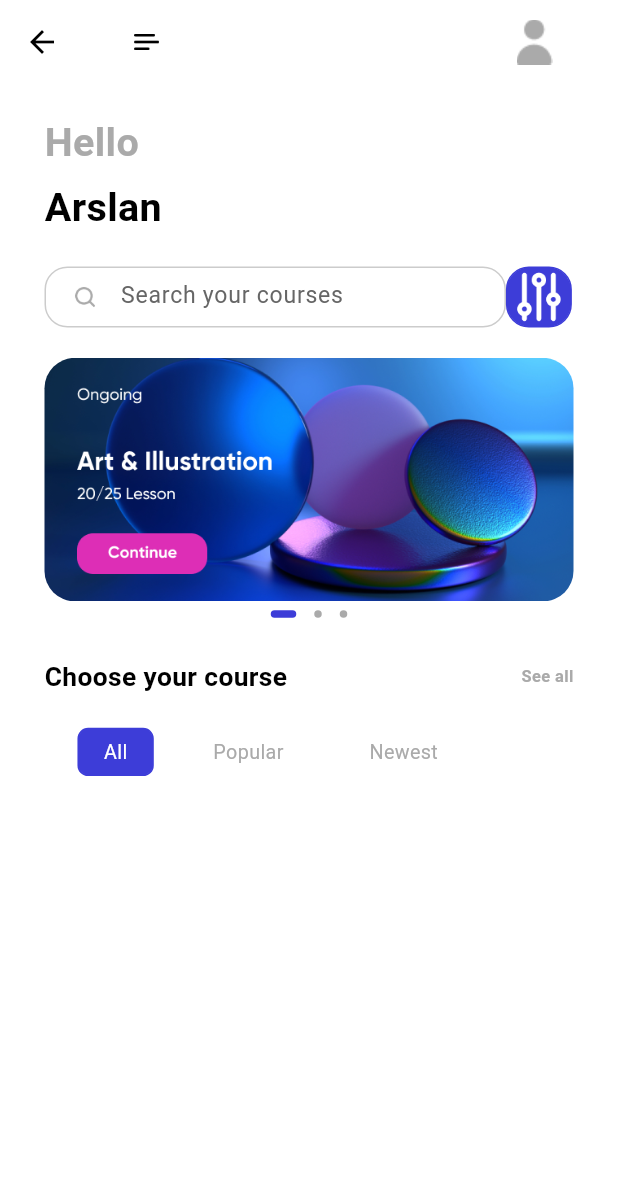
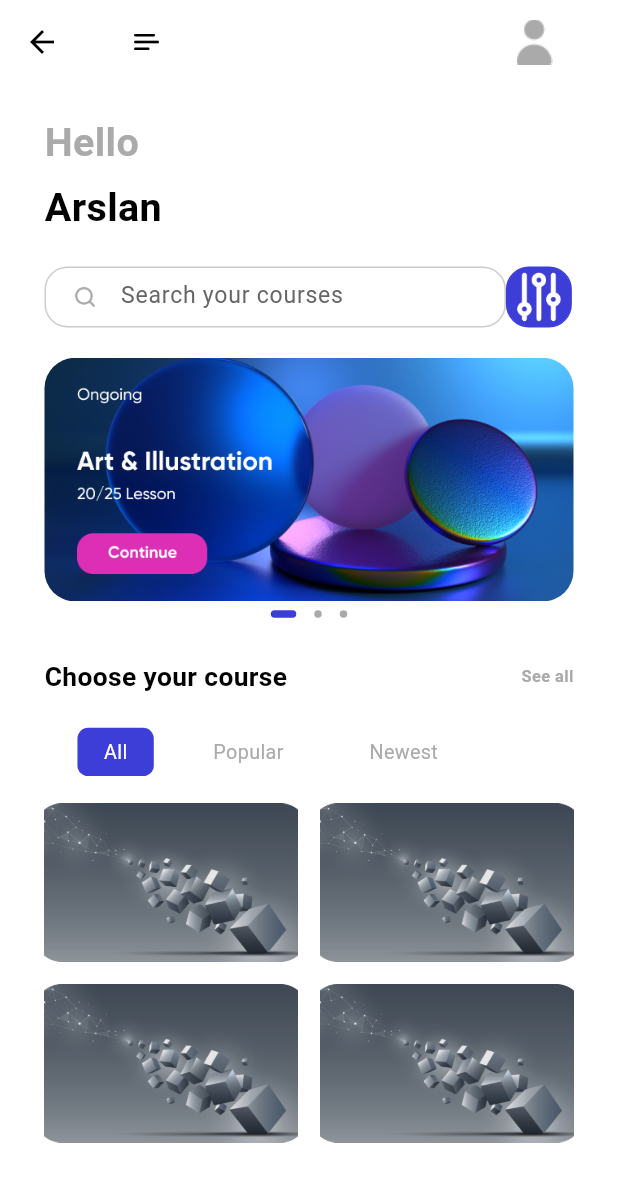
Before and after one commit to ArslanYousaf12/code-academy-app, a Flutter app: the HomePage screen opened directly, on a phone screen of 412 x 824 dp. Shown: the top 1182 px of the screen. Run offline on Flutter 3.47's test engine with Material 3 defaults, Android fonts, the phone set to English and light mode, and no system bars; drawn by our look-alikes of dots_indicator; our stand-ins replace cloud_firestore, firebase_auth, firebase_core, flutter_bloc, flutter_screenutil, fluttertoast and 1 more; accounts and stored records are empty; Roboto replaces fonts that are missing (Avenir).

Commit message:
Refactor HomePage layout to use CustomScrollView for improved performance and structure; add SliverGrid for dynamic grid items.

```diff
--- a/lib/screens/home/home_page.dart
+++ b/lib/screens/home/home_page.dart
@@ -24,19 +24,52 @@ class _HomePageState extends State<HomePage> {
       body: SafeArea(
         child: Container(
           margin: EdgeInsets.symmetric(vertical: 0, horizontal: 27.w),
-          child: Column(
-            crossAxisAlignment: CrossAxisAlignment.start,
-            children: [
-              HomePageTextWidget(
-                text: "Hello",
-                color: AppColors.primaryThreeElementText,
+          child: CustomScrollView(
+            // crossAxisAlignment: CrossAxisAlignment.start,
+            slivers: [
+              SliverToBoxAdapter(
+                child: HomePageTextWidget(
+                  text: "Hello",
+                  color: AppColors.primaryThreeElementText,
+                ),
               ),
-              HomePageTextWidget(text: "Arslan", topMargin: 5),
-              SizedBox(height: 20.h),
-              HomePageSearchBox(),
-              SizedBox(height: 20.h),
-              HomePageSliderView(),
-              MenuViewHomePage(),
+              SliverToBoxAdapter(
+                child: HomePageTextWidget(text: "Arslan", topMargin: 5),
+              ),
+              SliverPadding(padding: EdgeInsets.only(top: 20.h)),
+              SliverToBoxAdapter(child: HomePageSearchBox()),
+              SliverPadding(padding: EdgeInsets.only(top: 20.h)),
+              SliverToBoxAdapter(child: HomePageSliderView()),
+              SliverToBoxAdapter(child: MenuViewHomePage()),
+              SliverPadding(
+                padding: EdgeInsets.symmetric(vertical: 18.h, horizontal: 0.w),
+                sliver: SliverGrid(
+                  delegate: SliverChildBuilderDelegate(childCount: 4, (
+                    context,
+                    index,
+                  ) {
+                    return GestureDetector(
+                      //TODO: Add functionality to the grid items
+                      onTap: () {},
+                      child: Container(
+                        decoration: BoxDecoration(
+                          image: DecorationImage(
+                            image: AssetImage("assets/icons/Image(1).png"),
+                            fit: BoxFit.cover,
+                          ),
+                        ),
+                      ),
+                    );
+                  }),
+                  gridDelegate: SliverGridDelegateWithFixedCrossAxisCount(
+                    crossAxisCount: 2,
+                    mainAxisSpacing: 15,
+                    crossAxisSpacing: 15,
+                    childAspectRatio: 1.6,
+                    // Adjust the aspect ratio as needed
+                  ),
+                ),
+              ),
             ],
           ),
         ),
```
